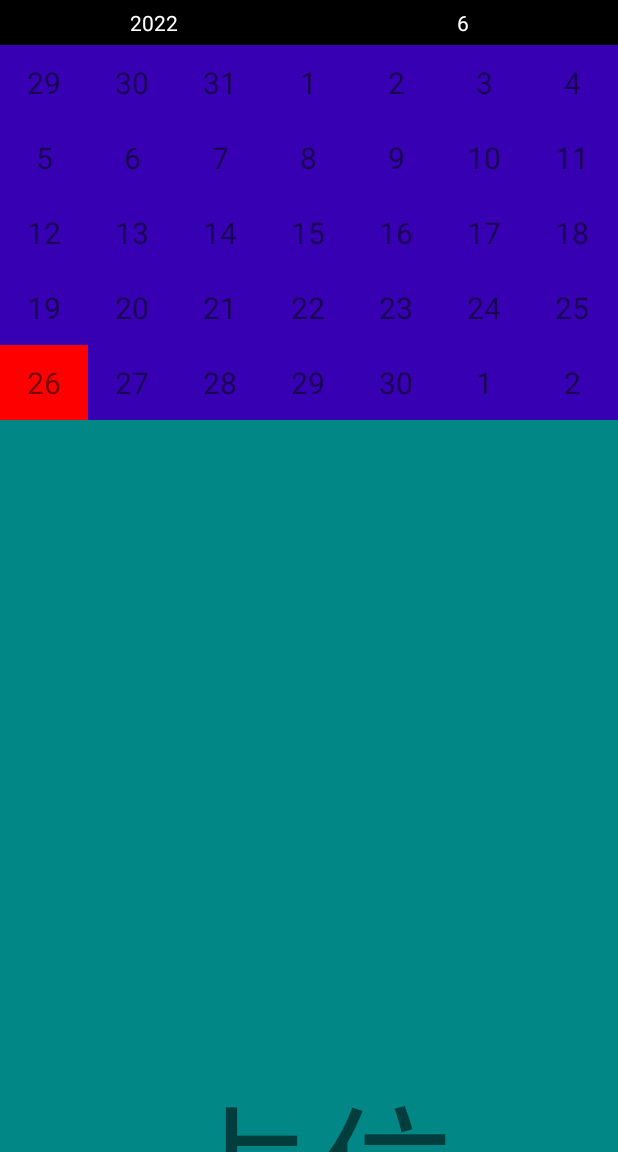
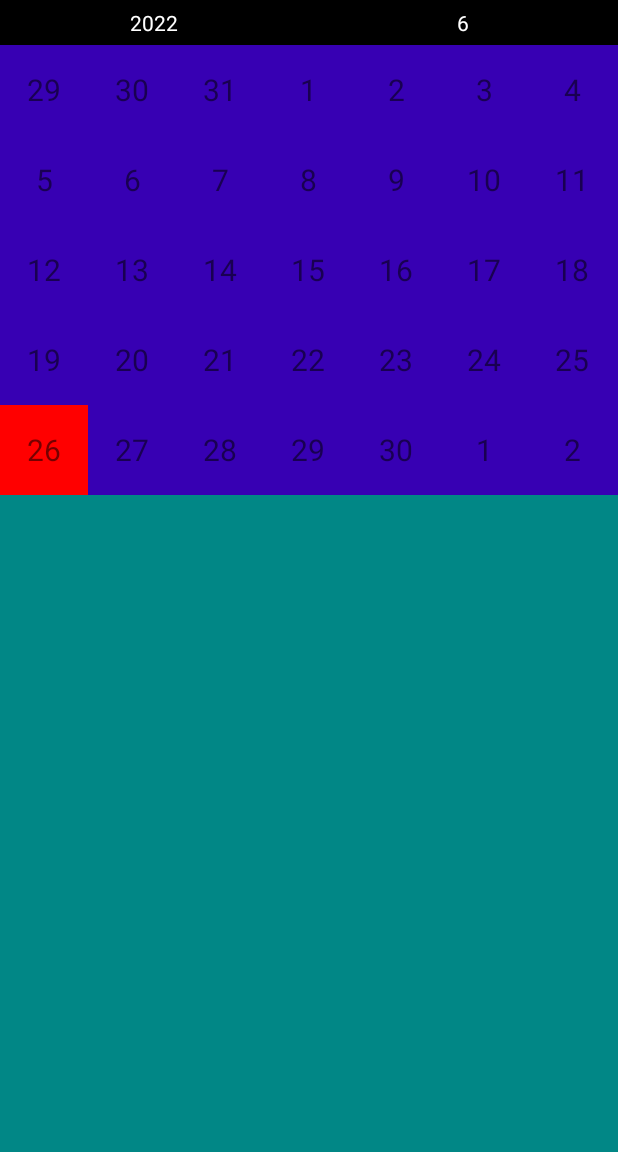
Before and after one commit to metatronQ/CalendarProject, an Android app: the screen it shows after launch (MainActivity), after a tap on "26", on a phone screen of 412 x 824 dp, the part 84-1236 px from its top. Run offline under Robolectric (Android 15) with nearby library versions, the phone set to English and light mode, and no system bars.

Commit message:
summary: 对于viewpager和其他content，由于一个viewpager不能在周月切换时同步缩小高度，因此需要将周月分别放入viewpager中。周viewpager固定位置，控制可见性；月viewpager与content拼接，直接控制月vp的滑动，需要处理viewpager的滑动与content滑动的关系

```diff
--- a/app/src/main/java/com/chenfu/calendaractivity/MainActivity.java
+++ b/app/src/main/java/com/chenfu/calendaractivity/MainActivity.java
@@ -5,6 +5,7 @@ import androidx.viewpager2.widget.ViewPager2;
 
 import android.os.Bundle;
 import android.util.Log;
+import android.widget.RelativeLayout;
 import android.widget.TextView;
 
 import com.chenfu.calendaractivity.adapter.HorizontalCalendarAdapter;
--- a/app/src/main/java/com/chenfu/calendaractivity/adapter/HorizontalCalendarAdapter.kt
+++ b/app/src/main/java/com/chenfu/calendaractivity/adapter/HorizontalCalendarAdapter.kt
@@ -6,6 +6,7 @@ import android.graphics.Color
 import android.view.LayoutInflater
 import android.view.View
 import android.view.ViewGroup
+import android.widget.FrameLayout
 import android.widget.GridView
 import android.widget.TextView
 import androidx.recyclerview.widget.RecyclerView
@@ -13,7 +14,9 @@ import com.chenfu.calendaractivity.GlobalField
 import com.chenfu.calendaractivity.MainActivity
 import com.chenfu.calendaractivity.R
 import com.chenfu.calendaractivity.util.CalendarUtil
+import com.chenfu.calendaractivity.util.DisplayUtils
 import com.chenfu.calendaractivity.view.CalendarChangeFrameLayout
+import com.chenfu.calendaractivity.view.MyGridView
 import java.util.*
 
 class HorizontalCalendarAdapter(private val context: Context, val callback: MainActivity.Callback) :
@@ -35,8 +38,8 @@ class HorizontalCalendarAdapter(private val context: Context, val callback: Main
     private val mCalendarUtil = CalendarUtil()
 
     class HorizontalCalendarViewHolder(itemView: View) : RecyclerView.ViewHolder(itemView) {
-        val monthGridView: GridView = itemView.findViewById(R.id.month_grid)
-        val weekGridView: GridView = itemView.findViewById(R.id.week_grid)
+        val monthGridView: MyGridView = itemView.findViewById(R.id.month_grid)
+        val weekGridView: MyGridView = itemView.findViewById(R.id.week_grid)
         val itemContainer: CalendarChangeFrameLayout =
             itemView.findViewById(R.id.calendar_container)
     }
@@ -66,8 +69,18 @@ class HorizontalCalendarAdapter(private val context: Context, val callback: Main
     override fun onBindViewHolder(holder: HorizontalCalendarViewHolder, position: Int) {
         setVerticalTouchEvent(holder.itemContainer)
         val lastPosition = holder.adapterPosition
+        val raw = monthList[lastPosition].size / 7
+        val height = DisplayUtils.dip2px(context, 300f) / raw
         val monthAdapter = object : TimeAdapter(context, monthList[lastPosition]) {
             override fun bindView(itemView: View, itemPosition: Int) {
+                val layout: FrameLayout = itemView.findViewById(R.id.item_container)
+//                layout.measure(
+//                    layout.measuredWidth,
+//                    View.MeasureSpec.makeMeasureSpec(height, View.MeasureSpec.EXACTLY)
+//                )
+                val params = layout.layoutParams
+                params.height = height
+                layout.layoutParams = params
                 bindView(itemView, lastPosition, itemPosition)
             }
         }
@@ -77,7 +90,9 @@ class HorizontalCalendarAdapter(private val context: Context, val callback: Main
             }
         }
         holder.monthGridView.adapter = monthAdapter
+//        holder.monthGridView.setDayCount(monthList[lastPosition].size)
         holder.weekGridView.adapter = weekAdapter
+//        holder.weekGridView.setDayCount(7)
         if (GlobalField.isMonth) {
             holder.monthGridView.visibility = View.VISIBLE
             holder.weekGridView.visibility = View.GONE
@@ -85,7 +100,8 @@ class HorizontalCalendarAdapter(private val context: Context, val callback: Main
             holder.monthGridView.visibility = View.GONE
             holder.weekGridView.visibility = View.VISIBLE
         }
-        holder.itemContainer.setWeekRowPosition(calculateRow())
+        // TODO: ????
+        holder.itemContainer.setWeekRowPosition(calculateRow(), height.toFloat())
     }
 
     fun calculateRow(): Int {
--- a/app/src/main/java/com/chenfu/calendaractivity/view/CalendarChangeFrameLayout.kt
+++ b/app/src/main/java/com/chenfu/calendaractivity/view/CalendarChangeFrameLayout.kt
@@ -11,7 +11,6 @@ import android.view.View
 import android.view.animation.LinearInterpolator
 import android.widget.GridView
 import android.widget.RelativeLayout
-import android.widget.Toast
 import com.chenfu.calendaractivity.GlobalField
 import com.chenfu.calendaractivity.R
 import com.chenfu.calendaractivity.adapter.HorizontalCalendarAdapter
@@ -42,8 +41,10 @@ class CalendarChangeFrameLayout(
     var isAnimationEnd = true
     var weekRaw = 1
     val dip50 = DisplayUtils.dip2px(context, 50f).toFloat()
+    val dip300 = dip50 * 6
+    var itemHeight = dip50
 
-    override fun onInterceptTouchEvent(ev: MotionEvent?): Boolean {
+        override fun onInterceptTouchEvent(ev: MotionEvent?): Boolean {
         val action = ev!!.action
         if (action == MotionEvent.ACTION_DOWN) {
             startY = ev.y.toInt()
@@ -103,7 +104,7 @@ class CalendarChangeFrameLayout(
 
     fun startAnimationForWeek(monthGridView: GridView, weekGridView: GridView) {
         val animator: ValueAnimator = ValueAnimator.ofFloat(0f, -6 * dip50)
-        animator.duration = 1000
+        animator.duration = 5000
         animator.interpolator = LinearInterpolator()
         animator.addUpdateListener {
             val displayTiming = -(weekRaw - 1) * dip50
@@ -113,15 +114,20 @@ class CalendarChangeFrameLayout(
             if (isAbsoluteLess10(translationY, displayTiming)) {
                 weekGridView.visibility = View.VISIBLE
             }
+
+            if (dip300 + translationY >= itemHeight) {
+                val lp = monthGridView.layoutParams
+                lp.height = (dip300 + translationY).toInt()
+                monthGridView.layoutParams = lp
+            }
         }
         animator.addListener(object : AnimatorListenerAdapter() {
             override fun onAnimationStart(animation: Animator?) {
-                // TODO：gridview重新显示的时候会重新设置item adapter，因此需要先设置true
-                GlobalField.isMonth = false
                 monthGridView.visibility = View.VISIBLE
             }
 
             override fun onAnimationEnd(animation: Animator?) {
+                GlobalField.isMonth = false
                 monthGridView.visibility = View.GONE
                 callback.updateVisibility()
             }
@@ -139,7 +145,7 @@ class CalendarChangeFrameLayout(
 
     fun startAnimationForMonth(monthGridView: GridView, weekGridView: GridView) {
         val animator: ValueAnimator = ValueAnimator.ofFloat(-6 * dip50, 0f)
-        animator.duration = 1000
+        animator.duration = 5000
         animator.interpolator = LinearInterpolator()
         animator.addUpdateListener {
             val displayTiming = -(weekRaw - 1) * dip50
@@ -149,10 +155,16 @@ class CalendarChangeFrameLayout(
             if (isAbsoluteLess10(translationY, displayTiming)) {
                 weekGridView.visibility = View.GONE
             }
+
+            if (dip300 + translationY >= itemHeight) {
+                val lp = monthGridView.layoutParams
+                lp.height = (dip300 + translationY).toInt()
+                monthGridView.layoutParams = lp
+            }
         }
         animator.addListener(object : AnimatorListenerAdapter() {
             override fun onAnimationStart(animation: Animator?) {
-                // TODO：可能gridview重新显示的时候会重新设置item adapter，因此需要先设置true
+                // TODO：可能gridview重新显示的时候会重新bind item adapter，因此需要先设置true
                 GlobalField.isMonth = true
                 monthGridView.visibility = View.VISIBLE
             }
@@ -182,8 +194,9 @@ class CalendarChangeFrameLayout(
         return false
     }
 
-    fun setWeekRowPosition(raw: Int) {
+    fun setWeekRowPosition(raw: Int, height: Float) {
         this.weekRaw = raw
+        this.itemHeight = height
     }
 
     fun setCallback(callback2Visibility: HorizontalCalendarAdapter.Callback2Visibility) {
--- a/app/src/main/java/com/chenfu/calendaractivity/view/MyGridView.kt
+++ b/app/src/main/java/com/chenfu/calendaractivity/view/MyGridView.kt
@@ -5,6 +5,7 @@ import android.util.AttributeSet
 import android.util.Log
 import android.view.MotionEvent
 import android.widget.GridView
+import com.chenfu.calendaractivity.util.DisplayUtils
 
 class MyGridView(context: Context?, attrs: AttributeSet?, defStyleAttr: Int, defStyleRes: Int) :
     GridView(context, attrs, defStyleAttr, defStyleRes) {
@@ -19,14 +20,25 @@ class MyGridView(context: Context?, attrs: AttributeSet?, defStyleAttr: Int, def
 
     val TAG = "MyGridView"
 
+    private var dayCount = 35
+
     override fun onMeasure(widthMeasureSpec: Int, heightMeasureSpec: Int) {
-        // TODO: 设置gridview高度自适应item总高
         var heightSpec = heightMeasureSpec
-        if (layoutParams.height == LayoutParams.WRAP_CONTENT) {
-            // makeMeasureSpec方法组合测量值和测量模式，AT_MOST规定包容item，size指定最大值，组合起来即测量时最大限度的包容item高度
-            heightSpec = MeasureSpec.makeMeasureSpec(Int.MAX_VALUE shr 2, MeasureSpec.AT_MOST)
-        }
+//        if (layoutParams.height == LayoutParams.WRAP_CONTENT) {
+//            // TODO: 设置gridview高度自适应item总高
+//            // makeMeasureSpec方法组合测量值和测量模式，AT_MOST规定包容item，size指定最大值，组合起来即测量时最大限度的包容item高度
+//            heightSpec = MeasureSpec.makeMeasureSpec(Int.MAX_VALUE shr 2, MeasureSpec.AT_MOST)
+//        }
+//        if (MeasureSpec.getMode(heightSpec) == MeasureSpec.EXACTLY) {
+//            val dip50 = DisplayUtils.dip2px(context, 50f).toFloat()
+//            heightSpec =
+//                MeasureSpec.makeMeasureSpec((dayCount / 7 * dip50).toInt(), MeasureSpec.EXACTLY)
+//        }
         super.onMeasure(widthMeasureSpec, heightSpec)
+    }
+
+    fun setDayCount(dayAMonth: Int) {
+        this.dayCount = dayAMonth
     }
 
     var startY = 0
--- /dev/null
+++ b/app/src/main/res/drawable/viewpager_border.xml
@@ -0,0 +1,7 @@
+<?xml version="1.0" encoding="utf-8"?>
+<shape xmlns:android="http://schemas.android.com/apk/res/android"
+    android:shape="rectangle">
+    <stroke
+        android:width="5dp"
+        android:color="#FF0000" />
+</shape>
--- a/app/src/main/res/layout/activity_main.xml
+++ b/app/src/main/res/layout/activity_main.xml
@@ -42,7 +42,8 @@
             android:layout_width="match_parent"
             android:layout_height="wrap_content"
             android:layout_below="@id/tv_container"
-            android:orientation="horizontal" />
+            android:orientation="horizontal"
+            android:background="@drawable/viewpager_border"/>
 
         <TextView
             android:layout_width="match_parent"
--- a/app/src/main/res/layout/item_month_week.xml
+++ b/app/src/main/res/layout/item_month_week.xml
@@ -4,19 +4,20 @@
     android:id="@+id/calendar_container"
     android:layout_width="match_parent"
     android:layout_height="match_parent"
+    android:clipChildren="false"
     tools:background="@color/purple_200">
 
     <com.chenfu.calendaractivity.view.MyGridView
         android:id="@+id/month_grid"
         android:layout_width="match_parent"
-        android:layout_height="wrap_content"
+        android:layout_height="300dp"
         android:background="@color/purple_700"
         android:numColumns="7" />
 
     <com.chenfu.calendaractivity.view.MyGridView
         android:id="@+id/week_grid"
         android:layout_width="match_parent"
-        android:layout_height="wrap_content"
+        android:layout_height="50dp"
         android:numColumns="7"
         android:background="@color/purple_700"
         tools:background="@color/black"
--- a/app/src/main/res/layout/item_time.xml
+++ b/app/src/main/res/layout/item_time.xml
@@ -2,6 +2,7 @@
 <FrameLayout xmlns:android="http://schemas.android.com/apk/res/android"
     android:layout_width="match_parent"
     android:layout_height="50dp"
+    android:id="@+id/item_container"
     xmlns:tools="http://schemas.android.com/tools">
     <TextView
         android:id="@+id/tvDay"
@@ -9,7 +10,6 @@
         android:gravity="center"
         android:layout_width="match_parent"
         android:layout_height="match_parent"
-        android:layout_margin="10dp"
         android:textSize="20sp"
         tools:text="0"/>
 
--- a/gradle.properties
+++ b/gradle.properties
@@ -19,3 +19,4 @@ android.useAndroidX=true
 # resources declared in the library itself and none from the library's dependencies,
 # thereby reducing the size of the R class for that library
 android.nonTransitiveRClass=true
+android.injected.testOnly=false
```
